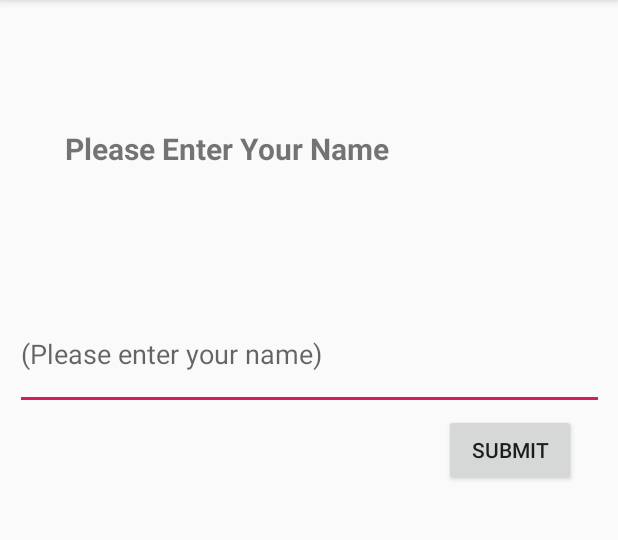
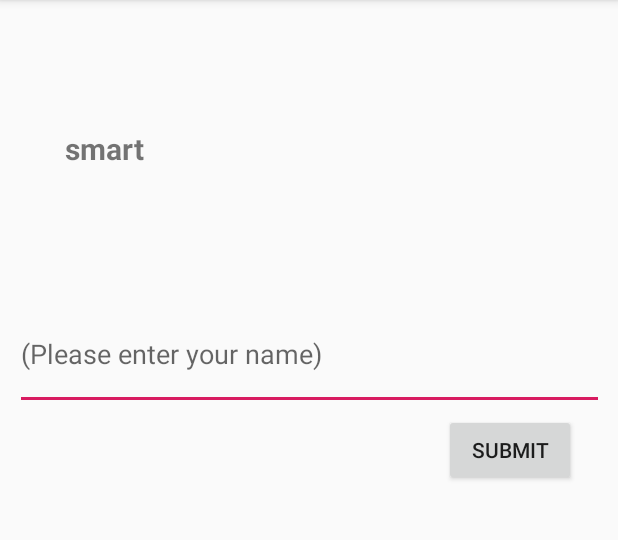
Before and after one commit to DerrickPikachu/EditTextPractice, an Android app: the screen it shows after launch (MainActivity), on a phone screen of 412 x 824 dp, the part 84-624 px from its top. Run offline under Robolectric (Android 15) with nearby library versions, the phone set to English and light mode, and no system bars.

Commit message:
res.string practice

```diff
--- a/app/src/main/res/layout/activity_main.xml
+++ b/app/src/main/res/layout/activity_main.xml
@@ -20,7 +20,7 @@
         android:layout_marginTop="85dp"
         android:layout_marginEnd="38dp"
         android:layout_marginRight="38dp"
-        android:text="@string/hello"
+        android:text="@string/derrick"
         android:textSize="20sp"
         android:textStyle="bold"
         app:layout_constraintBottom_toBottomOf="parent"
--- a/app/src/main/res/values/strings.xml
+++ b/app/src/main/res/values/strings.xml
@@ -3,4 +3,5 @@
     <string name="hello">Please Enter Your Name</string>
     <string name="nameFeild">(Please enter your name)</string>
     <string name="submit">Submit</string>
+    <string name="derrick">smart</string>
 </resources>
```
